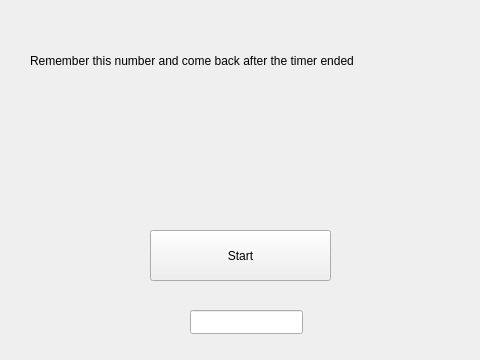
PyroWilDx/WinBlitz, file WinBlitz/RememberNumber.ui: the form before one commit.
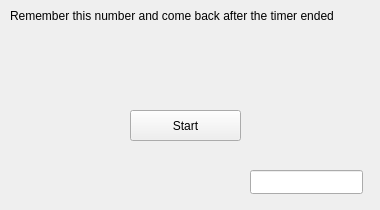
The form after the commit.

```diff
--- a/WinBlitz/RememberNumber.ui
+++ b/WinBlitz/RememberNumber.ui
@@ -6,8 +6,8 @@
    <rect>
     <x>0</x>
     <y>0</y>
-    <width>480</width>
-    <height>360</height>
+    <width>380</width>
+    <height>210</height>
    </rect>
   </property>
   <property name="windowTitle">
@@ -16,10 +16,10 @@
   <widget class="QLabel" name="Info1">
    <property name="geometry">
     <rect>
-     <x>30</x>
-     <y>30</y>
-     <width>411</width>
-     <height>61</height>
+     <x>10</x>
+     <y>0</y>
+     <width>360</width>
+     <height>32</height>
     </rect>
    </property>
    <property name="text">
@@ -29,10 +29,10 @@
   <widget class="QLabel" name="Timer">
    <property name="geometry">
     <rect>
-     <x>40</x>
-     <y>140</y>
-     <width>341</width>
-     <height>61</height>
+     <x>10</x>
+     <y>50</y>
+     <width>100</width>
+     <height>32</height>
     </rect>
    </property>
    <property name="text">
@@ -42,10 +42,10 @@
   <widget class="QPushButton" name="StartButton">
    <property name="geometry">
     <rect>
-     <x>150</x>
-     <y>230</y>
-     <width>181</width>
-     <height>51</height>
+     <x>130</x>
+     <y>110</y>
+     <width>111</width>
+     <height>31</height>
     </rect>
    </property>
    <property name="text">
@@ -55,8 +55,8 @@
   <widget class="QLineEdit" name="Answer">
    <property name="geometry">
     <rect>
-     <x>190</x>
-     <y>310</y>
+     <x>250</x>
+     <y>170</y>
      <width>113</width>
      <height>24</height>
     </rect>
@@ -65,10 +65,10 @@
   <widget class="QLabel" name="Number">
    <property name="geometry">
     <rect>
-     <x>20</x>
-     <y>90</y>
-     <width>341</width>
-     <height>61</height>
+     <x>10</x>
+     <y>30</y>
+     <width>300</width>
+     <height>16</height>
     </rect>
    </property>
    <property name="text">
```
